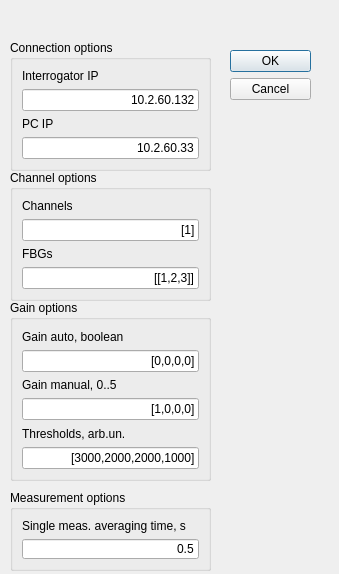
IlyaVatnik/WIMcontrol, file UIs/it_parameters_dialog.ui: the form before one commit.
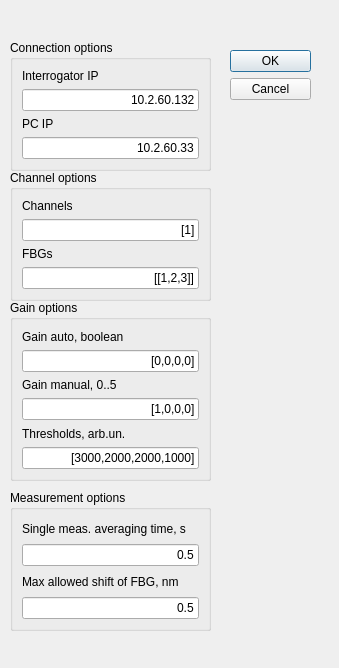
The form after the commit.

```diff
--- a/UIs/it_parameters_dialog.ui
+++ b/UIs/it_parameters_dialog.ui
@@ -7,7 +7,7 @@
     <x>0</x>
     <y>0</y>
     <width>339</width>
-    <height>574</height>
+    <height>668</height>
    </rect>
   </property>
   <property name="windowTitle">
@@ -203,7 +203,7 @@
      <x>10</x>
      <y>490</y>
      <width>201</width>
-     <height>81</height>
+     <height>141</height>
     </rect>
    </property>
    <property name="title">
@@ -227,6 +227,23 @@
       </property>
      </widget>
     </item>
+    <item>
+     <widget class="QLabel" name="label_33">
+      <property name="text">
+       <string>Max allowed shift of FBG, nm</string>
+      </property>
+     </widget>
+    </item>
+    <item>
+     <widget class="QLineEdit" name="lineEdit_max_wl_jump_nm">
+      <property name="text">
+       <string>0.5</string>
+      </property>
+      <property name="alignment">
+       <set>Qt::AlignRight|Qt::AlignTrailing|Qt::AlignVCenter</set>
+      </property>
+     </widget>
+    </item>
    </layout>
   </widget>
  </widget>
```
